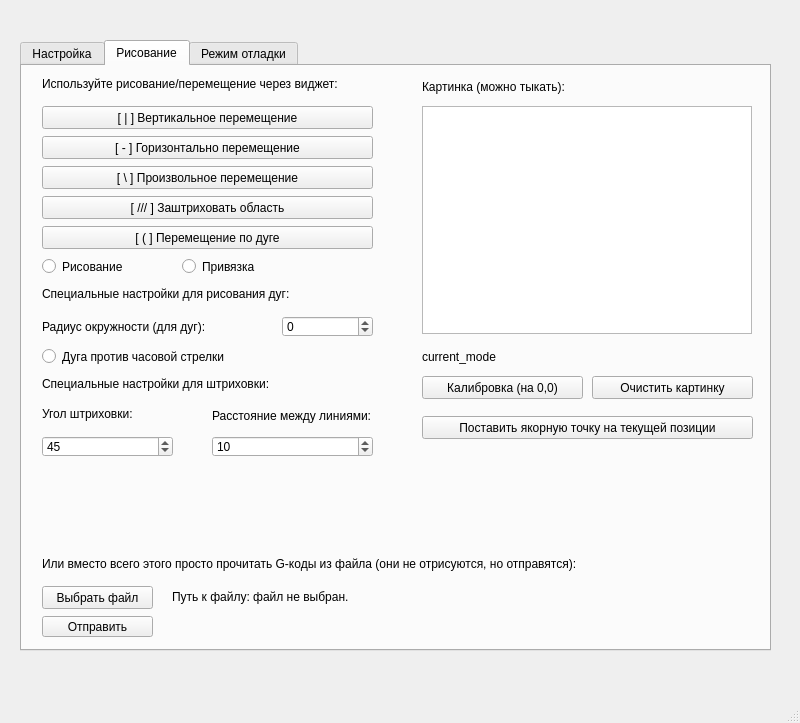
The window that gui/mainwindow.ui (BIG-Denis/cnc-software) describes before a commit, drawn with Qt 5.
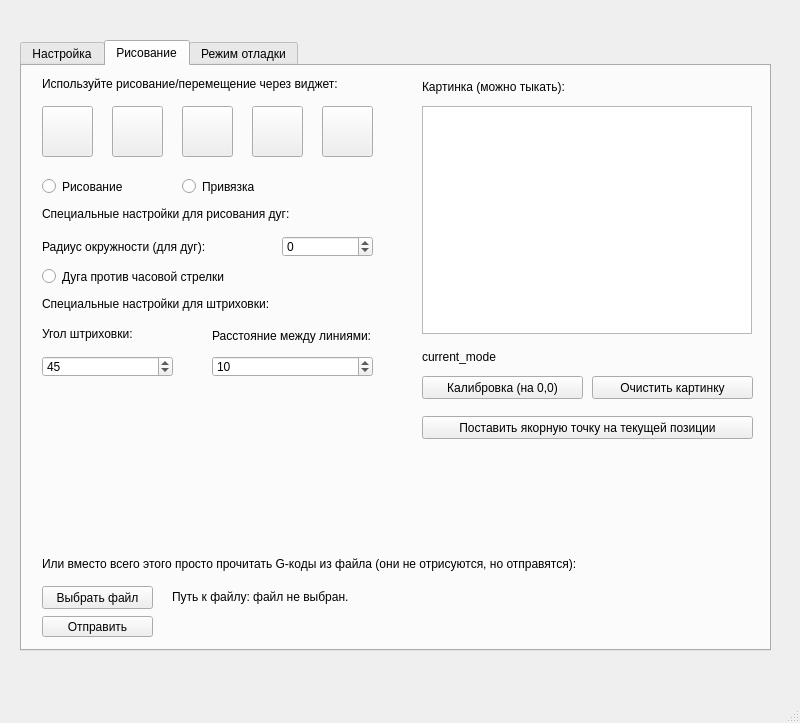
The same window after the commit. The open tabs and pages were chosen to show the change.

Commit message: [advanced_ui] Cahnged buttons from text to icons

What changed in the file:
```diff
--- a/gui/mainwindow.ui
+++ b/gui/mainwindow.ui
@@ -224,38 +224,38 @@
        <rect>
         <x>20</x>
         <y>40</y>
-        <width>331</width>
-        <height>23</height>
+        <width>51</width>
+        <height>51</height>
        </rect>
       </property>
       <property name="text">
-       <string>[ | ] Вертикальное перемещение</string>
+       <string/>
       </property>
      </widget>
      <widget class="QPushButton" name="btn_paint_horizontal">
       <property name="geometry">
        <rect>
-        <x>20</x>
-        <y>70</y>
-        <width>331</width>
-        <height>23</height>
+        <x>90</x>
+        <y>40</y>
+        <width>51</width>
+        <height>51</height>
        </rect>
       </property>
       <property name="text">
-       <string>[ - ] Горизонтально перемещение</string>
+       <string/>
       </property>
      </widget>
      <widget class="QPushButton" name="btn_paint_sloped">
       <property name="geometry">
        <rect>
-        <x>20</x>
-        <y>100</y>
-        <width>331</width>
-        <height>23</height>
+        <x>160</x>
+        <y>40</y>
+        <width>51</width>
+        <height>51</height>
        </rect>
       </property>
       <property name="text">
-       <string>[ \ ] Произвольное перемещение</string>
+       <string/>
       </property>
      </widget>
      <widget class="QLabel" name="mode_paint_label">
@@ -275,7 +275,7 @@
       <property name="geometry">
        <rect>
         <x>20</x>
-        <y>250</y>
+        <y>170</y>
         <width>231</width>
         <height>21</height>
        </rect>
@@ -288,7 +288,7 @@
       <property name="geometry">
        <rect>
         <x>260</x>
-        <y>250</y>
+        <y>170</y>
         <width>91</width>
         <height>21</height>
        </rect>
@@ -307,7 +307,7 @@
       <property name="geometry">
        <rect>
         <x>20</x>
-        <y>280</y>
+        <y>200</y>
         <width>331</width>
         <height>21</height>
        </rect>
@@ -322,21 +322,21 @@
      <widget class="QPushButton" name="btn_paint_hatch">
       <property name="geometry">
        <rect>
-        <x>20</x>
-        <y>130</y>
-        <width>331</width>
-        <height>23</height>
+        <x>230</x>
+        <y>40</y>
+        <width>51</width>
+        <height>51</height>
        </rect>
       </property>
       <property name="text">
-       <string>[ /// ] Заштриховать область</string>
+       <string/>
       </property>
      </widget>
      <widget class="QRadioButton" name="btn_radio_paint">
       <property name="geometry">
        <rect>
         <x>20</x>
-        <y>190</y>
+        <y>110</y>
         <width>121</width>
         <height>21</height>
        </rect>
@@ -352,7 +352,7 @@
       <property name="geometry">
        <rect>
         <x>20</x>
-        <y>220</y>
+        <y>140</y>
         <width>331</width>
         <height>16</height>
        </rect>
@@ -364,14 +364,14 @@
      <widget class="QPushButton" name="btn_paint_arc">
       <property name="geometry">
        <rect>
-        <x>20</x>
-        <y>160</y>
-        <width>331</width>
-        <height>23</height>
+        <x>300</x>
+        <y>40</y>
+        <width>51</width>
+        <height>51</height>
        </rect>
       </property>
       <property name="text">
-       <string>[ ( ] Перемещение по дуге</string>
+       <string/>
       </property>
      </widget>
      <widget class="QPushButton" name="btn_select_file">
@@ -456,7 +456,7 @@
       <property name="geometry">
        <rect>
         <x>160</x>
-        <y>190</y>
+        <y>110</y>
         <width>191</width>
         <height>21</height>
        </rect>
@@ -485,7 +485,7 @@
       <property name="geometry">
        <rect>
         <x>20</x>
-        <y>310</y>
+        <y>230</y>
         <width>331</width>
         <height>16</height>
        </rect>
@@ -498,7 +498,7 @@
       <property name="geometry">
        <rect>
         <x>20</x>
-        <y>370</y>
+        <y>290</y>
         <width>131</width>
         <height>21</height>
        </rect>
@@ -517,7 +517,7 @@
       <property name="geometry">
        <rect>
         <x>190</x>
-        <y>370</y>
+        <y>290</y>
         <width>161</width>
         <height>21</height>
        </rect>
@@ -539,7 +539,7 @@
       <property name="geometry">
        <rect>
         <x>20</x>
-        <y>340</y>
+        <y>260</y>
         <width>161</width>
         <height>16</height>
        </rect>
@@ -552,7 +552,7 @@
       <property name="geometry">
        <rect>
         <x>190</x>
-        <y>340</y>
+        <y>260</y>
         <width>161</width>
         <height>20</height>
        </rect>
```
Left out of the diff: 17 changed lines with no effect on the pictures. The commit also changes 6 other files.
